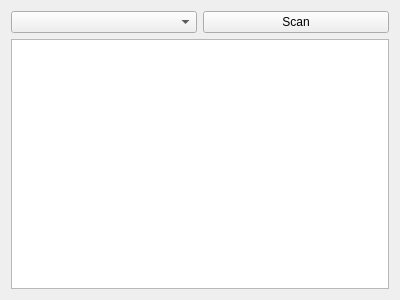
Above: linter/result_UI.ui from ericathegreat/MayaLinter before the change. Below: the same form after it.
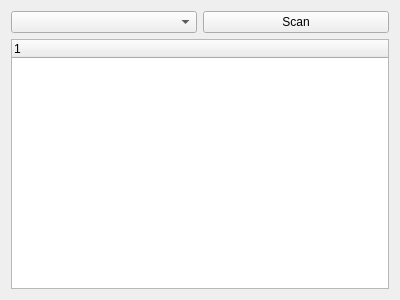
That is the form after the change.

Commit message: Listing errors in UI

The edit to the form file:
```diff
--- a/linter/result_UI.ui
+++ b/linter/result_UI.ui
@@ -29,7 +29,7 @@
     </layout>
    </item>
    <item>
-    <widget class="QTreeView" name="tree_scanResults"/>
+    <widget class="QTreeWidget" name="tree_scanResults"/>
    </item>
   </layout>
  </widget>
```
The commit also changes 3 other files.
